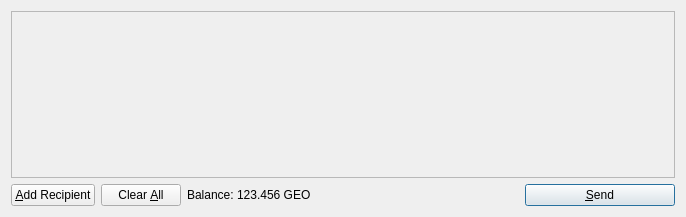
This is src/qt/forms/sendcoinsdialog.ui in cryptoshekel/cryptoshekel as Qt 5 draws it before an edit. The edited form follows.
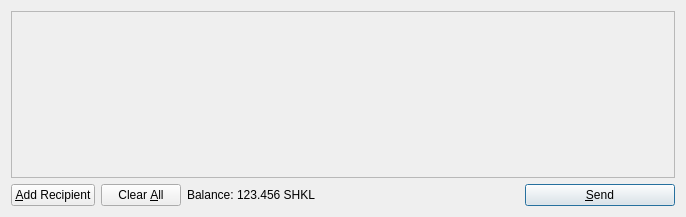
This is the edited form. Icons and pictures are not drawn.

What changed in the file:
```diff
--- a/src/qt/forms/sendcoinsdialog.ui
+++ b/src/qt/forms/sendcoinsdialog.ui
@@ -119,7 +119,7 @@
           <cursorShape>IBeamCursor</cursorShape>
          </property>
          <property name="text">
-          <string>123.456 GEO</string>
+          <string>123.456 SHKL</string>
          </property>
          <property name="textInteractionFlags">
           <set>Qt::LinksAccessibleByMouse|Qt::TextSelectableByKeyboard|Qt::TextSelectableByMouse</set>
```
